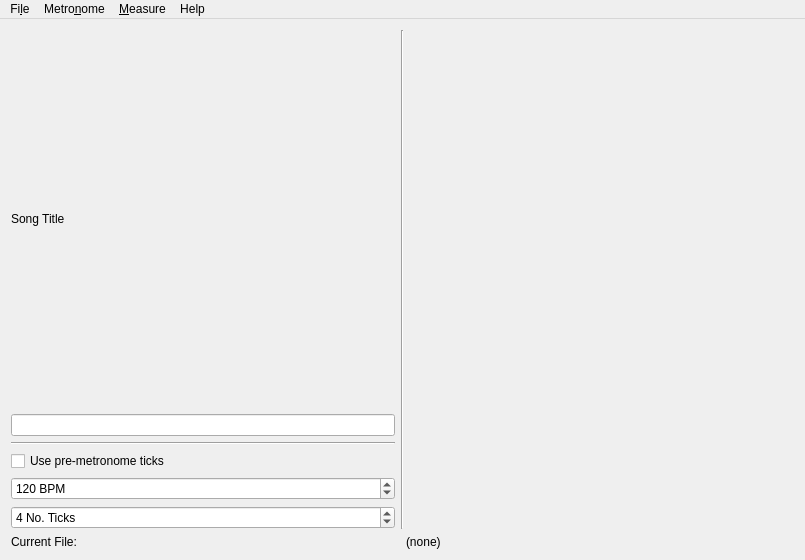
Before: the Qt Designer form src/ui/mainwindow.ui in bartkessels/AdvancedMetronome, drawn with Qt 5.
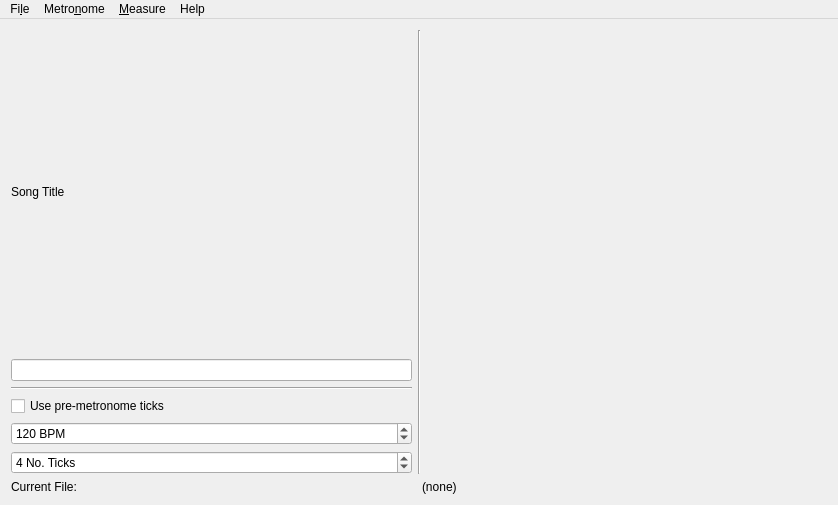
After: the same form once the commit is applied. Icons and pictures are not drawn.

```diff
--- a/src/ui/mainwindow.ui
+++ b/src/ui/mainwindow.ui
@@ -6,8 +6,8 @@
    <rect>
     <x>0</x>
     <y>0</y>
-    <width>805</width>
-    <height>560</height>
+    <width>838</width>
+    <height>505</height>
    </rect>
   </property>
   <property name="windowTitle">
@@ -106,8 +106,8 @@
           <rect>
            <x>0</x>
            <y>0</y>
-           <width>388</width>
-           <height>496</height>
+           <width>404</width>
+           <height>441</height>
           </rect>
          </property>
          <layout class="QVBoxLayout" name="verticalLayout_2">
@@ -164,7 +164,7 @@
     <rect>
      <x>0</x>
      <y>0</y>
-     <width>805</width>
+     <width>838</width>
      <height>25</height>
     </rect>
    </property>
```
Left out of the diff: 31 changed lines with no effect on the pictures.
